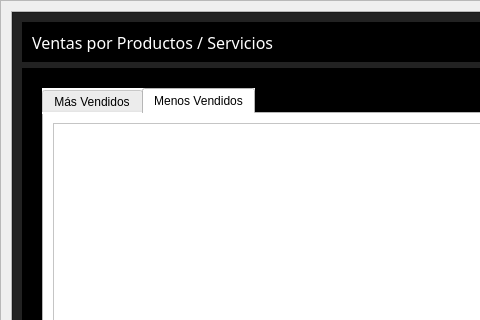
This is ui_files/ventas_x_producto.ui in LucasMigliaccio/softbarberr as Qt 5 draws it before an edit; both pictures show x 0 to 480 and y 0 to 320 of the 917 by 499 pixel window. The edited form follows.
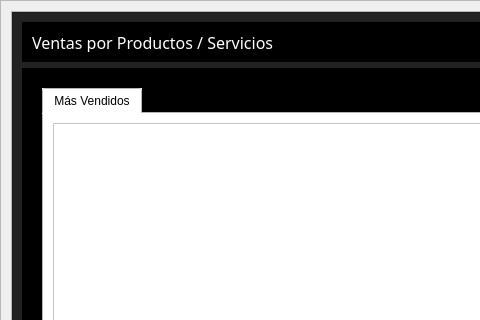
This is the edited form. Icons and pictures are not drawn.

The edit to the form file:
```diff
--- a/ui_files/ventas_x_producto.ui
+++ b/ui_files/ventas_x_producto.ui
@@ -274,7 +274,7 @@
 color: black;</string>
                     </property>
                     <property name="currentIndex">
-                     <number>1</number>
+                     <number>0</number>
                     </property>
                     <widget class="QWidget" name="tab">
                      <attribute name="title">
@@ -286,16 +286,6 @@
                       </item>
                      </layout>
                     </widget>
-                    <widget class="QWidget" name="tab_2">
-                     <attribute name="title">
-                      <string>Menos Vendidos</string>
-                     </attribute>
-                     <layout class="QHBoxLayout" name="horizontalLayout_3">
-                      <item>
-                       <widget class="QTableView" name="menos_vendidostableView"/>
-                      </item>
-                     </layout>
-                    </widget>
                    </widget>
                   </item>
                   <item>
```
